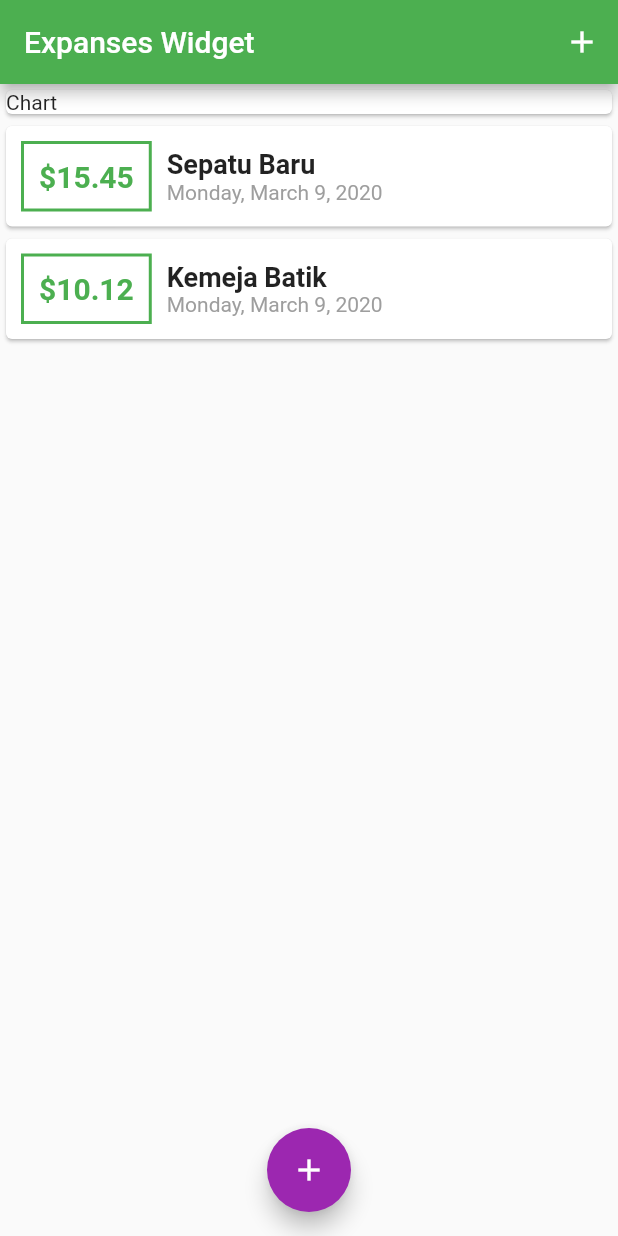
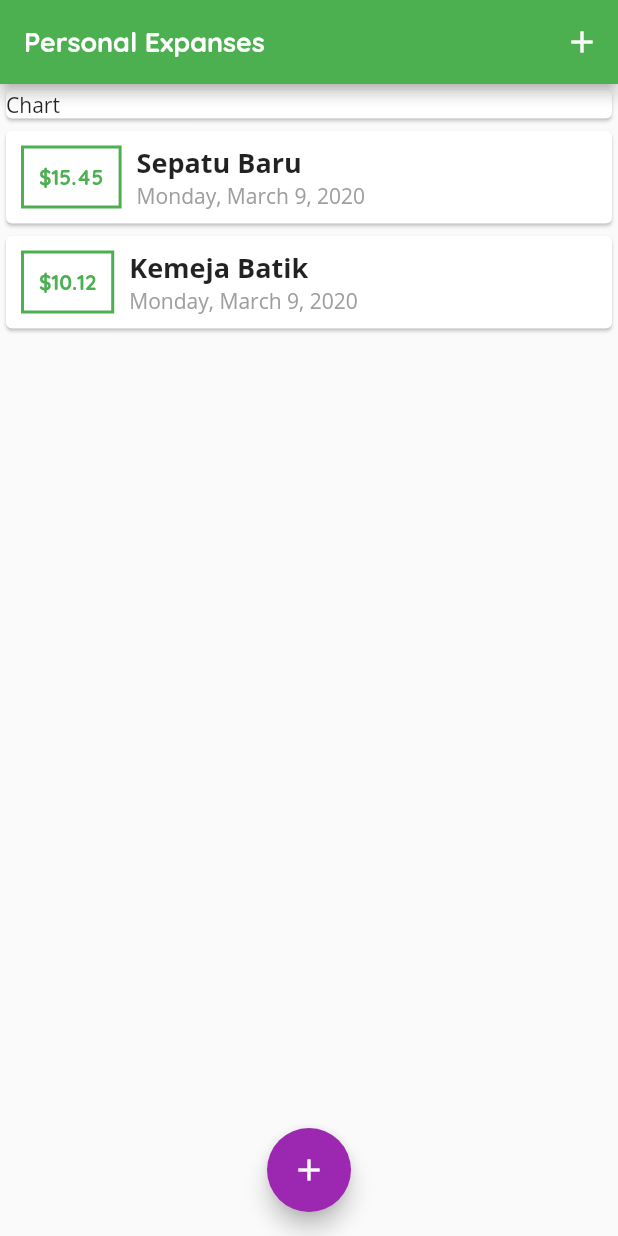
Before and after one commit to lemanfoetra/flutter-expanse, a Flutter app: the screen it shows after launch, on a phone screen of 412 x 824 dp. Run offline on Flutter 3.47's test engine with Material 2 defaults, Android fonts, the phone set to English and light mode, and no system bars.

Commit message:
Custom font and Working With Text theme

```diff
--- a/lib/main.dart
+++ b/lib/main.dart
@@ -15,6 +15,15 @@ class MyApp extends StatelessWidget {
       theme: ThemeData(
         primarySwatch: Colors.green,
         accentColor: Colors.purple,
+        fontFamily: 'OpenSans',
+        appBarTheme: AppBarTheme(
+          textTheme: ThemeData.light().textTheme.copyWith(
+                title: TextStyle(
+                    fontFamily: 'OpenSans',
+                    fontSize: 20,
+                    fontWeight: FontWeight.bold),
+              ),
+        ),
       ),
       home: Home(),
     );
@@ -65,7 +74,14 @@ class _HomeState extends State<Home> {
   Widget build(BuildContext context) {
     return Scaffold(
       appBar: AppBar(
-        title: Text('Expanses Widget'),
+        title: Text(
+          'Personal Expanses',
+          style: TextStyle(
+            fontFamily: 'QuickSand',
+            fontWeight: FontWeight.bold,
+            fontSize: 18,
+          ),
+        ),
         actions: <Widget>[
           IconButton(
             icon: Icon(Icons.add),
--- a/lib/widgets/transaction_list.dart
+++ b/lib/widgets/transaction_list.dart
@@ -24,7 +24,7 @@ class TransactionList extends StatelessWidget {
                     style: TextStyle(
                       fontWeight: FontWeight.bold,
                       color: Theme.of(context).primaryColor,
-                      fontSize: 20,
+                      fontFamily: 'Quicksand',
                     ),
                   ),
                   decoration: BoxDecoration(
```
Also changed, not shown: pubspec.yaml (+11 -11 lines), assets/fonts/OpenSans-Bold.ttf (added), assets/fonts/OpenSans-Regular.ttf (added), assets/fonts/Quicksand-Bold.ttf (added), assets/fonts/Quicksand-Light.ttf (added), assets/fonts/Quicksand-Medium.ttf (added), assets/fonts/Quicksand-Regular.ttf (added).
